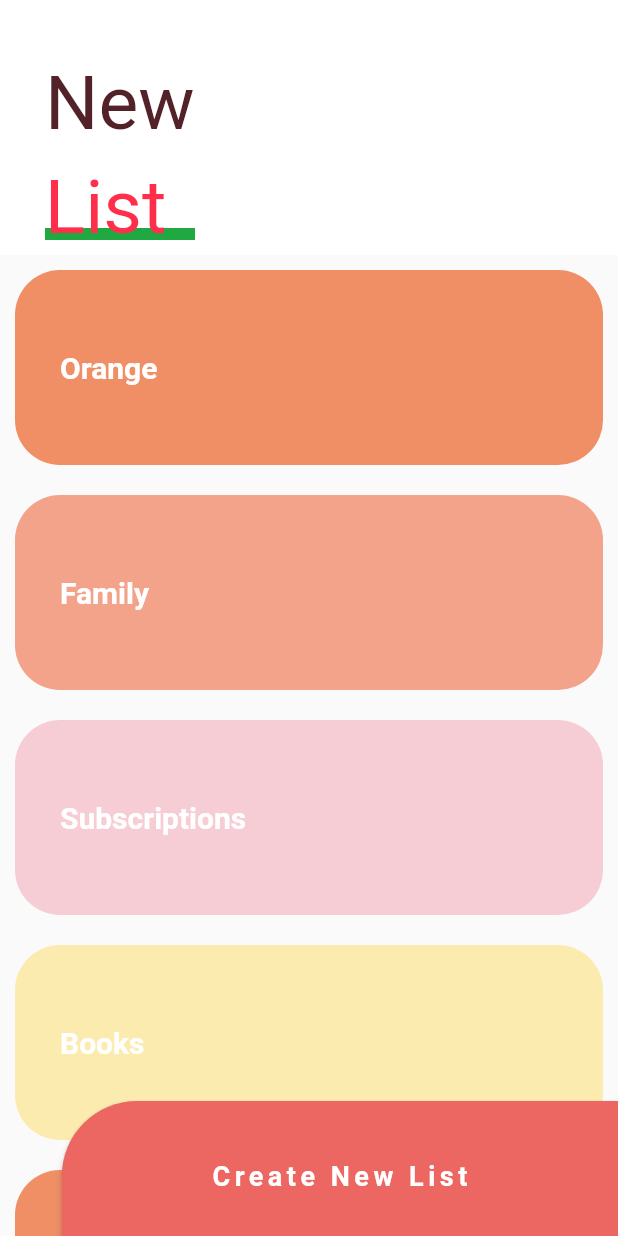
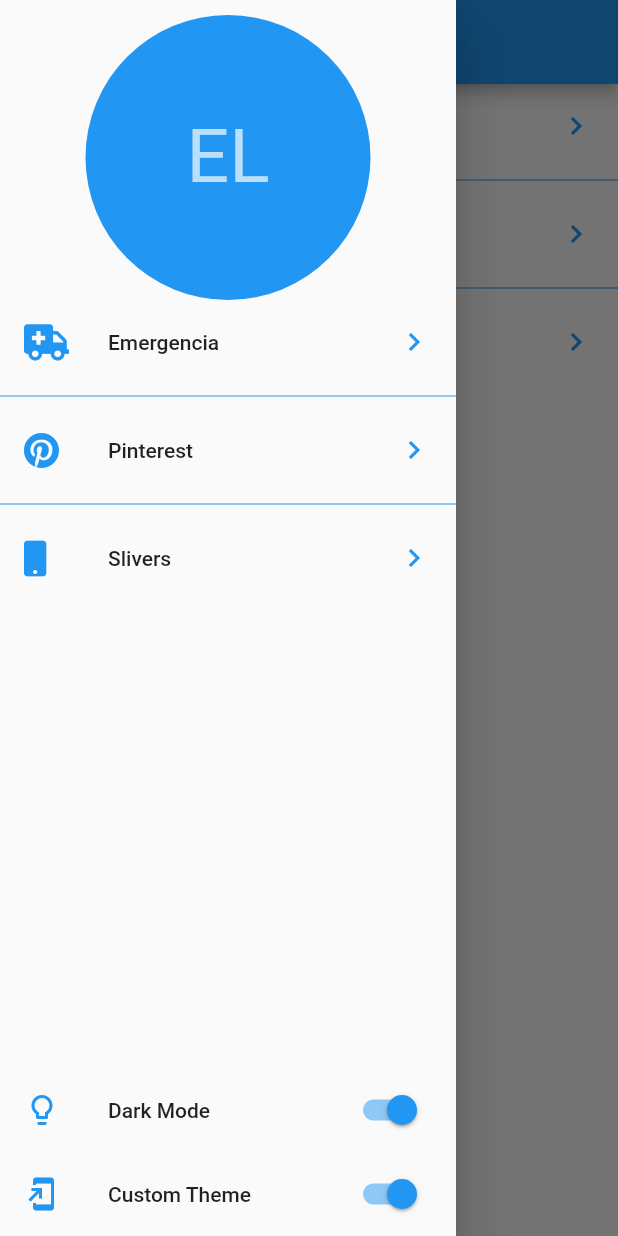
Before and after one commit to edrick27/Pinterest_layout, a Flutter app: the screen it shows after launch, with the side drawer open (before the commit the screen has no drawer), on a phone screen of 412 x 824 dp. Run offline on Flutter 3.47's test engine with Material 2 defaults, Android fonts, the phone set to English and light mode, and no system bars; our stand-ins replace animate_do, font_awesome_flutter.

Commit message:
create launch page

```diff
--- a/lib/Widgets/menu.dart
+++ b/lib/Widgets/menu.dart
@@ -88,19 +88,19 @@ class _MenuItems extends StatelessWidget {
 
     return Row(
       mainAxisAlignment: MainAxisAlignment.spaceBetween,
-      children: List.generate(menuItems.length, (i) => _menuButton(i, this.menuItems[i]))
+      children: List.generate(menuItems.length, (i) => _MenuButton(i, this.menuItems[i]))
     );
 
   }
 
 }
 
-class  _menuButton extends StatelessWidget {
+class  _MenuButton extends StatelessWidget {
 
   int index;
   PinterestButton button;
 
-  _menuButton(this.index, this.button);
+  _MenuButton(this.index, this.button);
 
   @override
   Widget build(BuildContext context) {
--- a/lib/main.dart
+++ b/lib/main.dart
@@ -1,9 +1,5 @@
 import 'package:flutter/material.dart';
-import 'package:pinterest_layout/src/page/sliver_page.dart';
-
-
-// import 'package:pinterest_layout/src/page/emergancy_page.dart';
-// import 'package:pinterest_layout/src/page/pinterest_page.dart';
+import 'package:pinterest_layout/src/page/launcher_page.dart';
 
 
 void main() => runApp(MyApp());
@@ -14,7 +10,7 @@ class MyApp extends StatelessWidget {
     return MaterialApp(
       title: 'Material App',
       debugShowCheckedModeBanner: false,
-      home: SliverPage()
+      home: LauncherPage()
     );
   }
 }
--- /dev/null
+++ b/lib/src/page/launcher_page.dart
@@ -0,0 +1,96 @@
+import 'package:flutter/material.dart';
+import 'package:font_awesome_flutter/font_awesome_flutter.dart';
+import 'package:pinterest_layout/src/routes/route.dart';
+
+
+class LauncherPage extends StatelessWidget {
+
+  @override
+  Widget build(BuildContext context) {
+    return Scaffold(
+
+      appBar: AppBar(
+        title: Text('Diseños en Flutter'),
+      ),
+
+      drawer: _MenuPrincipal(),
+
+      body: _ListaOpciones()
+   );
+  }
+}
+
+class _ListaOpciones extends StatelessWidget {
+  @override
+  Widget build(BuildContext context) {
+    return ListView.separated(
+      physics: BouncingScrollPhysics(),
+      separatorBuilder: (context, i) => Divider(
+        color: Colors.blue
+      ),
+      itemCount: pageRoutes.length,
+      itemBuilder: (context, i) => ListTile(
+
+        leading: FaIcon(pageRoutes[i].icon, color: Colors.blue),
+        title: Text(pageRoutes[i].titulo),
+        trailing: Icon(Icons.chevron_right, color: Colors.blue),
+        onTap: () => Navigator.push(context, MaterialPageRoute(builder: (BuildContext context) => pageRoutes[i].page )),
+
+      ),
+    );
+  }
+}
+
+class _MenuPrincipal extends StatelessWidget {
+
+
+  @override
+  Widget build(BuildContext context) {
+
+    return Drawer(
+      child: Container(
+        child: Column(
+          children: <Widget>[
+
+            SafeArea(
+              child: Container(
+                padding: EdgeInsets.only( top: 10),
+                width: double.infinity,
+                height: 200,
+                child: CircleAvatar(
+                  backgroundColor: Colors.blue,
+                  child: Text("EL", style: TextStyle( fontSize: 50 ))
+                ),
+              ),
+            ),
+
+            Expanded(
+              child: _ListaOpciones()
+            ),
+
+            ListTile(
+              leading: Icon(Icons.lightbulb_outline, color: Colors.blue),
+              title: Text('Dark Mode'),
+              trailing: Switch.adaptive(
+                value: true,
+                activeColor: Colors.blue,
+                onChanged: (value){}
+              ),
+            ),
+
+            ListTile(
+              leading: Icon(Icons.add_to_home_screen, color: Colors.blue),
+              title: Text('Custom Theme'),
+              trailing: Switch.adaptive(
+                value: true,
+                activeColor: Colors.blue,
+                onChanged: (value){}
+              ),
+            )
+          ],
+        ),
+      ),
+    );
+  }
+
+}
--- /dev/null
+++ b/lib/src/routes/route.dart
@@ -0,0 +1,31 @@
+import 'package:flutter/material.dart';
+import 'package:font_awesome_flutter/font_awesome_flutter.dart';
+
+
+import 'package:pinterest_layout/src/page/emergancy_page.dart';
+import 'package:pinterest_layout/src/page/pinterest_page.dart';
+import 'package:pinterest_layout/src/page/sliver_page.dart';
+
+
+final pageRoutes = <_Route>[
+
+  _Route(icon: FontAwesomeIcons.ambulance, titulo: 'Emergencia', page: EmergancyPage()),
+  _Route(icon: FontAwesomeIcons.pinterest, titulo: 'Pinterest', page: PinterestPage()),
+  _Route(icon: FontAwesomeIcons.mobile, titulo: 'Slivers', page: SliverPage())
+
+
+];
+
+class _Route {
+
+  final IconData icon;
+  final String titulo;
+  final Widget page;
+
+  _Route({
+    this.icon,
+    this.titulo,
+    this.page,
+  });
+
+}
```
